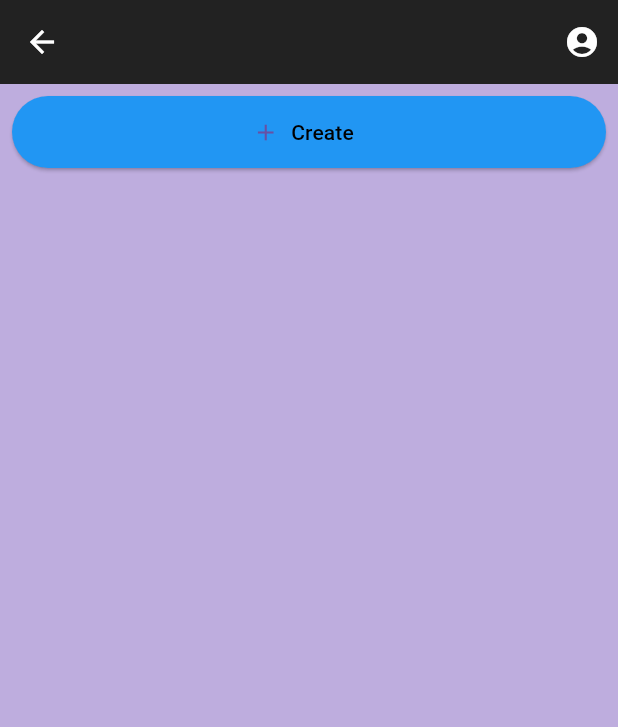
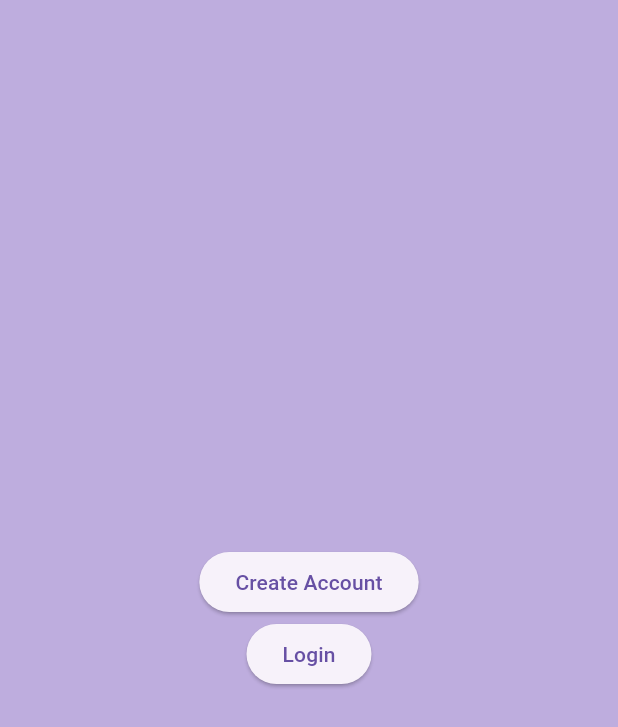
Before and after one commit to SuperMouse101/catlogger, a Flutter app: the screen it shows after launch, on a phone screen of 412 x 824 dp. Shown: the top 727 px of the screen. Run offline on Flutter 3.47's test engine with Material 3 defaults, Android fonts, the phone set to English and light mode, and no system bars; our stand-ins replace cloud_firestore, firebase_auth, go_router; accounts and stored records are empty.

Commit message:
added base auth page

```diff
--- /dev/null
+++ b/lib/auth.dart
@@ -0,0 +1,29 @@
+import 'package:catlogger/home.dart';
+import 'package:flutter/material.dart';
+import 'package:go_router/go_router.dart';
+
+class AuthPage extends StatelessWidget {
+  const AuthPage({super.key});
+
+  @override
+  Widget build(BuildContext context) {
+    return Scaffold(
+    body: Center(
+      child: Column(
+        mainAxisAlignment: MainAxisAlignment.center,
+        children: [
+          ElevatedButton(
+            onPressed: () => context.go('/createuser'),
+            child: const Text('Create Account'),
+          ),
+          ElevatedButton(
+            onPressed: () => context.go('/login'),
+            child: const Text('Login'),
+          ),
+        ],
+      ),
+    ),
+  );
+
+  }
+}
--- a/lib/home.dart
+++ b/lib/home.dart
@@ -32,6 +32,7 @@ class _MyHomePageState extends State<MyHomePage> {
   @override
   void initState() {
     super.initState();
+    initializeDatabase();
     _accessAllDocuments();
   }
 
--- a/lib/main.dart
+++ b/lib/main.dart
@@ -1,21 +1,26 @@
 import 'package:flutter/material.dart';
 import 'package:go_router/go_router.dart';
 import 'package:firebase_auth/firebase_auth.dart';
-import 'data_functions.dart';
 
 import 'home.dart';
+import 'auth.dart';
 
 final _router = GoRouter(
   routes: [
     GoRoute(
       path: '/',
-      builder: (context, state) => const MyHomePage(),
+      builder: (context, state) {
+        if(FirebaseAuth.instance.currentUser == null) {
+          return const AuthPage();
+        } else {
+          return const MyHomePage();
+        }
+      }
     ),
   ],
 );
 
 void main() async{
-  initializeDatabase();
   runApp(const MyApp());
 }
 
```
